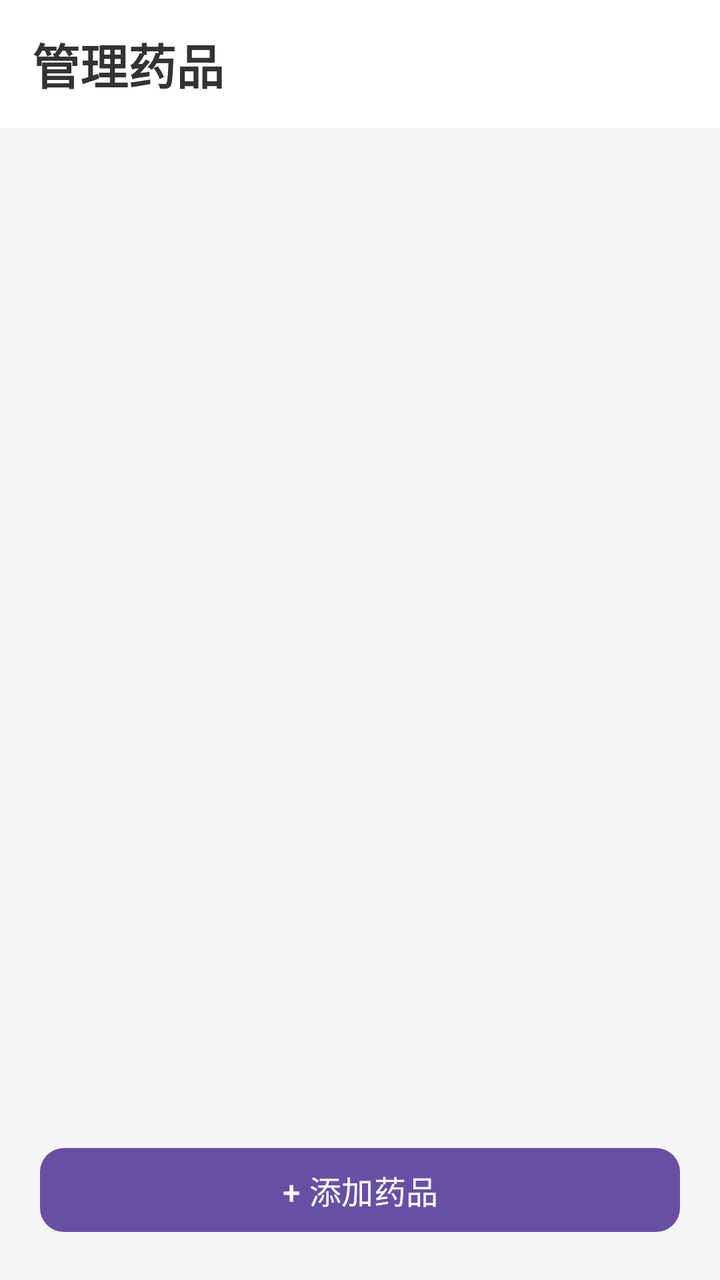
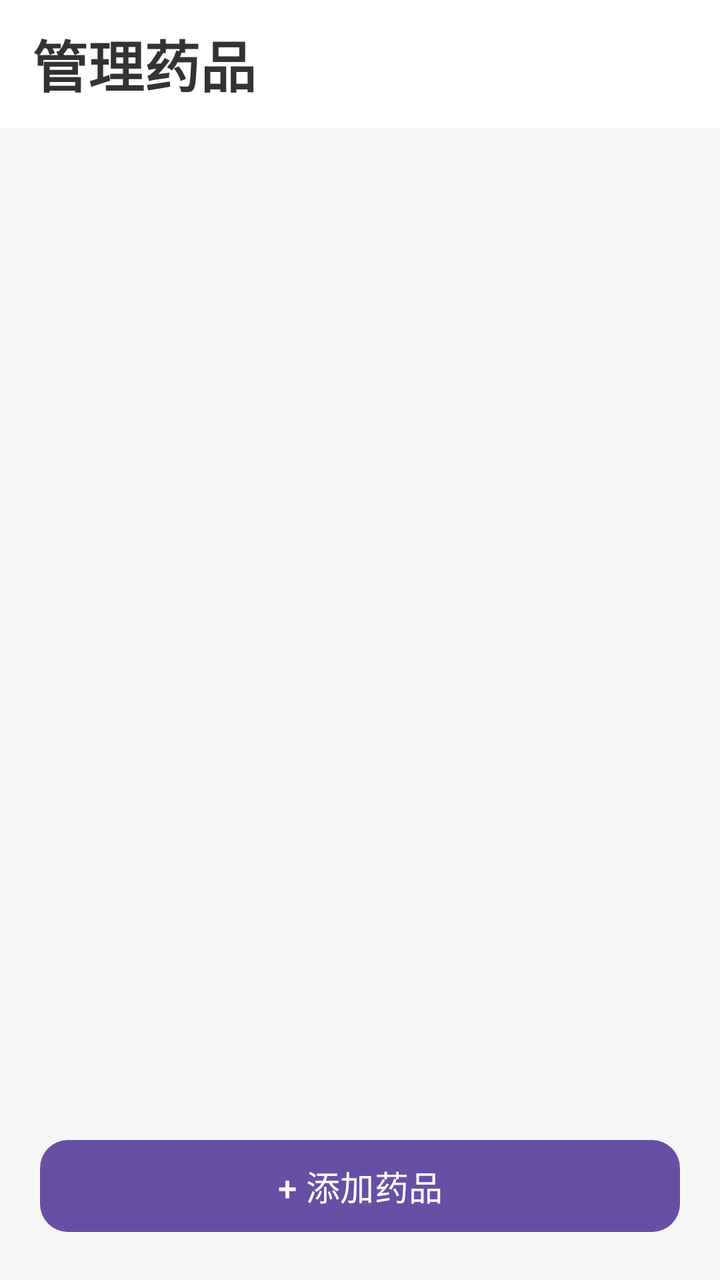

An Android layout rendered at two revisions. The XML below is the earlier revision; the diff shows what the commit changed to produce the second picture.
<!-- AndroidManifest.xml: application theme Theme.MedReminder -->
<!-- res/layout/activity_manage.xml -->
<?xml version="1.0" encoding="utf-8"?>
<LinearLayout xmlns:android="http://schemas.android.com/apk/res/android"
    xmlns:app="http://schemas.android.com/apk/res-auto"
    android:id="@+id/root"
    android:layout_width="match_parent"
    android:layout_height="match_parent"
    android:background="@color/bg_page"
    android:orientation="vertical">

    <androidx.appcompat.widget.Toolbar
        android:id="@+id/toolbar"
        android:layout_width="match_parent"
        android:layout_height="?attr/actionBarSize"
        android:background="@color/bg_card"
        app:title="管理药品"
        app:titleTextAppearance="@style/ToolbarTitleText"
        app:titleTextColor="@color/text_primary" />

    <ScrollView
        android:layout_width="match_parent"
        android:layout_height="0dp"
        android:layout_marginTop="12dp"
        android:layout_weight="1"
        android:fillViewport="true">

        <LinearLayout
            android:id="@+id/llDrugList"
            android:layout_width="match_parent"
            android:layout_height="wrap_content"
            android:orientation="vertical"
            android:paddingHorizontal="20dp" />
    </ScrollView>

    <Button
        android:id="@+id/btnAddNew"
        android:layout_width="match_parent"
        android:layout_height="50dp"
        android:layout_marginHorizontal="20dp"
        android:layout_marginBottom="20dp"
        android:contentDescription="添加新药品"
        android:text="+ 添加药品"
        android:textSize="16sp"
        app:cornerRadius="12dp" />

    <TextView
        android:id="@+id/tvEmptyManage"
        android:layout_width="match_parent"
        android:layout_height="wrap_content"
        android:gravity="center"
        android:padding="40dp"
        android:text="还没有药品\n点击下方添加"
        android:textColor="@color/text_hint"
        android:textSize="16sp"
        android:visibility="gone" />

</LinearLayout>
<!-- resources referenced by this layout -->
<resources>
  <color name="bg_card">#FFFFFF</color>
  <color name="bg_page">#F5F5F5</color>
  <color name="text_hint">#999999</color>
  <color name="text_primary">#333333</color>
  <style name="ToolbarTitleText" parent="TextAppearance.Widget.AppCompat.Toolbar.Title">
          <item name="android:textSize">24sp</item>
          <item name="android:textStyle">bold</item>
      </style>
  <style name="Theme.MedReminder" parent="Base.Theme.MedReminder" />
  <style name="Base.Theme.MedReminder" parent="Theme.Material3.DayNight.NoActionBar">
          
          
      </style>
</resources>

<!-- the commit's change to res/layout/activity_manage.xml (unified diff, before → after) -->
@@ -34,13 +34,13 @@
     <Button
         android:id="@+id/btnAddNew"
         android:layout_width="match_parent"
-        android:layout_height="50dp"
+        android:layout_height="54dp"
         android:layout_marginHorizontal="20dp"
         android:layout_marginBottom="20dp"
         android:contentDescription="添加新药品"
         android:text="+ 添加药品"
-        android:textSize="16sp"
-        app:cornerRadius="12dp" />
+        android:textSize="17sp"
+        app:cornerRadius="14dp" />
 
     <TextView
         android:id="@+id/tvEmptyManage"
<!-- resource entries referenced after the edit -->
@@ -5,7 +5,7 @@
   <color name="text_hint">#999999</color>
   <color name="text_primary">#333333</color>
   <style name="ToolbarTitleText" parent="TextAppearance.Widget.AppCompat.Toolbar.Title">
-          <item name="android:textSize">24sp</item>
+          <item name="android:textSize">28sp</item>
           <item name="android:textStyle">bold</item>
       </style>
   <style name="Theme.MedReminder" parent="Base.Theme.MedReminder" />
